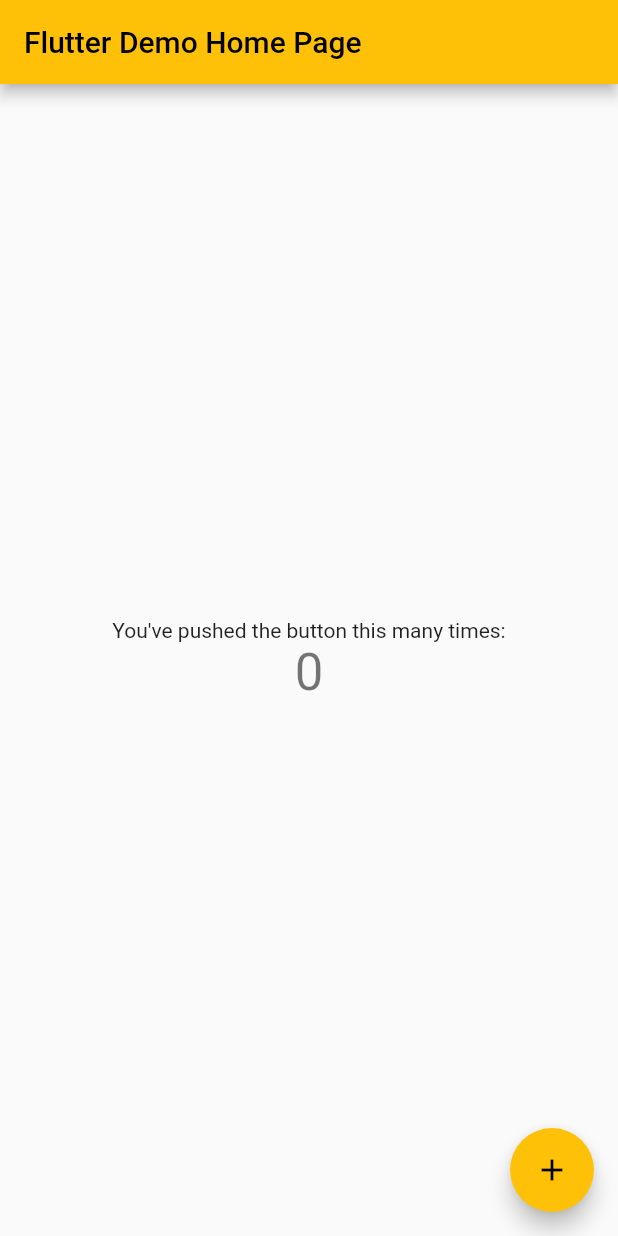
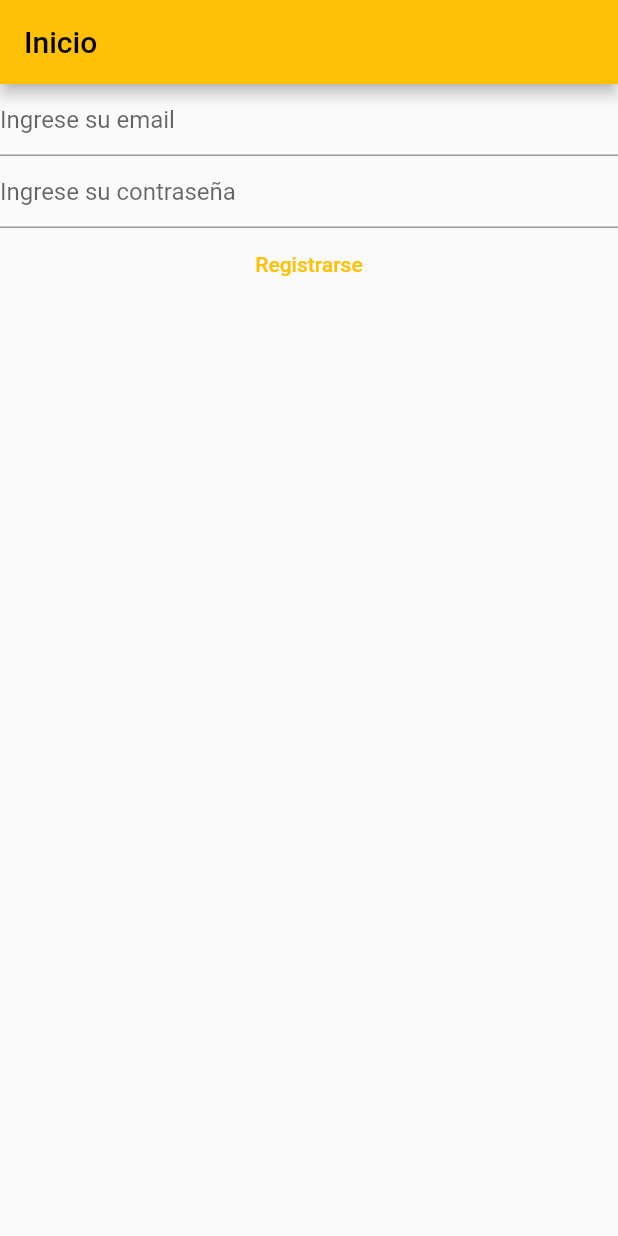
Before and after one commit to ludwingperezt/flutter-notes, a Flutter app: the screen it shows after launch, on a phone screen of 412 x 824 dp. Run offline on Flutter 3.47's test engine with Material 2 defaults, Android fonts, the phone set to English and light mode, and no system bars; our stand-ins replace firebase_auth, firebase_core, flutter_dotenv; accounts and stored records are empty.

Commit message:
Layout base para registro de nuevos usuarios.

```diff
--- a/lib/main.dart
+++ b/lib/main.dart
@@ -1,5 +1,8 @@
+import 'package:firebase_core/firebase_core.dart';
 import 'package:flutter/material.dart';
 import 'package:flutter_dotenv/flutter_dotenv.dart';
+import 'package:firebase_auth/firebase_auth.dart';
+import 'firebase_options.dart';
 
 void main() async {
   // Cargar el archivo de variables de entorno.
@@ -23,92 +26,86 @@ void main() async {
         // is not restarted.
         primarySwatch: Colors.amber,
       ),
-      home: const MyHomePage(title: 'Flutter Demo Home Page'),
+      home: const InicioPage(),
     ),
   );
 }
 
-class MyHomePage extends StatefulWidget {
-  const MyHomePage({super.key, required this.title});
-
-  // This widget is the home page of your application. It is stateful, meaning
-  // that it has a State object (defined below) that contains fields that affect
-  // how it looks.
-
-  // This class is the configuration for the state. It holds the values (in this
-  // case the title) provided by the parent (in this case the App widget) and
-  // used by the build method of the State. Fields in a Widget subclass are
-  // always marked "final".
-
-  final String title;
+// Atajo: Para crear un StatelessWidget, solo teclear stl y seleccionar el tipo
+// de widget a crear (Stateless o Stateful)
+class InicioPage extends StatefulWidget {
+  const InicioPage({super.key});
 
   @override
-  State<MyHomePage> createState() => _MyHomePageState();
+  State<InicioPage> createState() => _InicioPageState();
 }
 
-class _MyHomePageState extends State<MyHomePage> {
-  int _counter = 0;
+class _InicioPageState extends State<InicioPage> {
+  late final TextEditingController _email;
+  late final TextEditingController _password;
 
-  void _incrementCounter() {
-    setState(() {
-      // This call to setState tells the Flutter framework that something has
-      // changed in this State, which causes it to rerun the build method below
-      // so that the display can reflect the updated values. If we changed
-      // _counter without calling setState(), then the build method would not be
-      // called again, and so nothing would appear to happen.
-      _counter++;
-    });
+  @override
+  void initState() {
+    // Iniciar los controladores de texto para el email y la contraseña
+    _email = TextEditingController();
+    _password = TextEditingController();
+
+    super.initState();
+  }
+
+  @override
+  void dispose() {
+    // SIEMPRE: Eliminar los controladores al finalizar la pantalla
+    _email.dispose();
+    _password.dispose();
+    super.dispose();
   }
 
   @override
   Widget build(BuildContext context) {
-    // This method is rerun every time setState is called, for instance as done
-    // by the _incrementCounter method above.
-    //
-    // The Flutter framework has been optimized to make rerunning build methods
-    // fast, so that you can just rebuild anything that needs updating rather
-    // than having to individually change instances of widgets.
+    // Scaffold() agrega todos los componentes del widget.
     return Scaffold(
       appBar: AppBar(
-        // Here we take the value from the MyHomePage object that was created by
-        // the App.build method, and use it to set our appbar title.
-        title: Text(widget.title),
+        title: const Text('Inicio'),
       ),
-      body: Center(
-        // Center is a layout widget. It takes a single child and positions it
-        // in the middle of the parent.
-        child: Column(
-          // Column is also a layout widget. It takes a list of children and
-          // arranges them vertically. By default, it sizes itself to fit its
-          // children horizontally, and tries to be as tall as its parent.
-          //
-          // Invoke "debug painting" (press "p" in the console, choose the
-          // "Toggle Debug Paint" action from the Flutter Inspector in Android
-          // Studio, or the "Toggle Debug Paint" command in Visual Studio Code)
-          // to see the wireframe for each widget.
-          //
-          // Column has various properties to control how it sizes itself and
-          // how it positions its children. Here we use mainAxisAlignment to
-          // center the children vertically; the main axis here is the vertical
-          // axis because Columns are vertical (the cross axis would be
-          // horizontal).
-          mainAxisAlignment: MainAxisAlignment.center,
-          children: <Widget>[
-            const Text(
-              "You've pushed the button this many times:",
+      body: Column(
+        children: [
+          TextField(
+            controller: _email,
+            enableSuggestions: false,
+            autocorrect: false,
+            keyboardType: TextInputType.emailAddress,
+            decoration: const InputDecoration(
+              hintText: 'Ingrese su email',
             ),
-            Text(
-              '$_counter',
-              style: Theme.of(context).textTheme.headlineMedium,
+          ),
+          TextField(
+            controller: _password,
+            obscureText: true,
+            enableSuggestions: false,
+            autocorrect: false,
+            decoration: const InputDecoration(
+              hintText: 'Ingrese su contraseña',
             ),
-          ],
-        ),
+          ),
+          TextButton(
+            onPressed: () async {
+              await Firebase.initializeApp(
+                options: DefaultFirebaseOptions.currentPlatform,
+              );
+
+              // Aqui vamos a crear el usuario en firebase.
+              final email = _email.text;
+              final password = _password.text;
+
+              final userCredentials = await FirebaseAuth.instance
+                  .createUserWithEmailAndPassword(
+                      email: email, password: password);
+            },
+            child: const Text('Registrarse'),
+          ),
+        ],
       ),
-      floatingActionButton: FloatingActionButton(
-        onPressed: _incrementCounter,
-        tooltip: 'Increment',
-        child: const Icon(Icons.add),
-      ), // This trailing comma makes auto-formatting nicer for build methods.
     );
   }
 }
```
